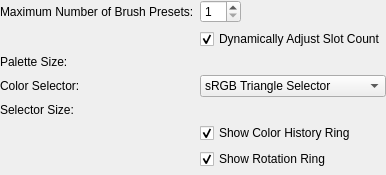
The window that libs/ui/forms/WdgPopupPaletteSettings.ui (KDE/krita) describes before a commit, drawn with Qt 5.
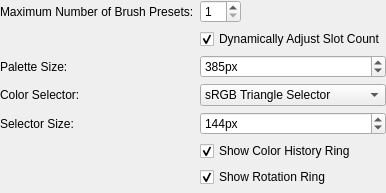
The same window after the commit. Custom widgets are drawn as their Qt base class.

Commit message:
ui: Fix Designer not rendering KisSliderSpinBox as QSpinBox
Part-of: <https://invent.kde.org/graphics/krita/-/merge_requests/1742>

Patch:
```diff
--- a/libs/ui/forms/WdgPopupPaletteSettings.ui
+++ b/libs/ui/forms/WdgPopupPaletteSettings.ui
@@ -156,7 +156,7 @@
  <customwidgets>
   <customwidget>
    <class>KisSliderSpinBox</class>
-   <extends>QWidget</extends>
+   <extends>QSpinBox</extends>
    <header location="global">kis_slider_spin_box.h</header>
    <container>1</container>
   </customwidget>
```
The commit also changes 45 other files.
